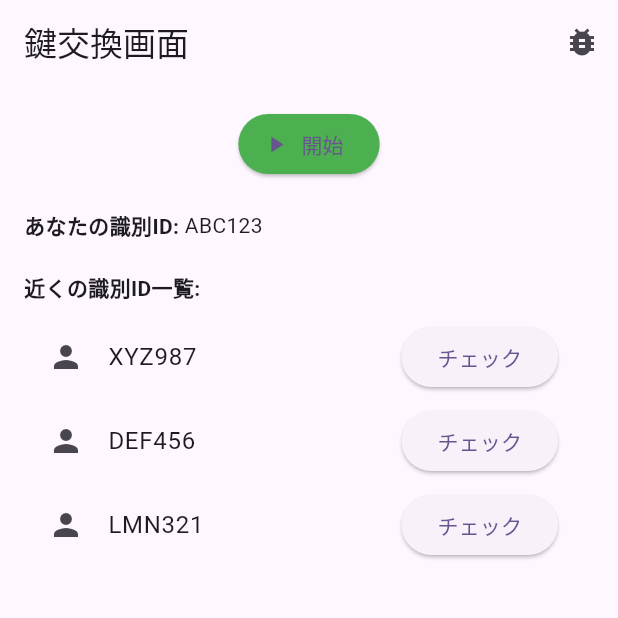
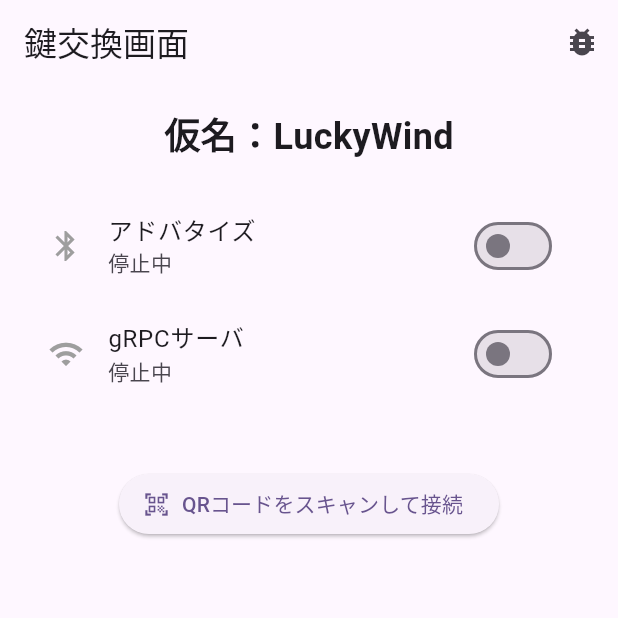
Before and after one commit to hu-fcs/2025_PSI_Ring_Flutter, a Flutter app: the screen it shows after launch, on a phone screen of 412 x 824 dp, the top half of it. Run offline on Flutter 3.47's test engine with Material 3 defaults, Android fonts, the phone set to English and light mode, and no system bars; our stand-ins replace qr_flutter, sqflite; missing offline and left inert: grpc, mobile_scanner, protobuf; accounts and stored records are empty; statements that could not run were skipped.

Commit message:
gRPCを用いた接続の確立をQRコードで行う

```diff
--- a/lib/main.dart
+++ b/lib/main.dart
@@ -6,6 +6,7 @@ import 'dart:io';
 
 import 'pages/exchange_page.dart';
 import 'pages/debug_page.dart';
+import 'pages/scanner_page.dart'; // ← 追加！スキャナページをインポート
 
 void main() async {
   WidgetsFlutterBinding.ensureInitialized();
@@ -47,6 +48,7 @@ Future<void> loadPrepopulatedDatabase() async {
 
 class MyApp extends StatelessWidget {
   const MyApp({super.key});
+
   @override
   Widget build(BuildContext context) {
     return MaterialApp(
@@ -58,6 +60,7 @@ class MyApp extends StatelessWidget {
       routes: {
         '/': (context) => const ExchangePage(),
         '/debug': (context) => const DebugPage(),
+        '/scanner': (context) => const ScannerPage(), // ← これを追加！
       },
     );
   }
--- a/lib/pages/exchange_page.dart
+++ b/lib/pages/exchange_page.dart
@@ -1,4 +1,12 @@
+import 'dart:convert';
+import 'dart:io';
+import 'dart:math';
+
 import 'package:flutter/material.dart';
+import 'package:grpc/grpc.dart';
+import 'package:qr_flutter/qr_flutter.dart';
+
+import '../generated/hello.pbgrpc.dart';
 
 class ExchangePage extends StatefulWidget {
   const ExchangePage({super.key});
@@ -9,43 +17,128 @@ class ExchangePage extends StatefulWidget {
 
 class _ExchangePageState extends State<ExchangePage> {
   bool isExchanging = false;
-  String myId = 'ABC123'; // 本来はUUIDなど動的に生成する
-  List<String> nearbyIds = ['XYZ987', 'DEF456', 'LMN321'];
-  String? checkingId;
+  bool isServerRunning = false;
+  bool isClientConnected = false;
 
-  void toggleExchange() {
+  String? serverIp;
+  final int serverPort = 50051;
+  String? connectedInfo;
+  String displayName = '';
+  String? latestClientName;
+
+  Server? grpcServer;
+
+  final List<String> adjectives = [
+    'Blue', 'Silent', 'Swift', 'Bright', 'Lucky', 'Misty', 'Fierce', 'Brave'
+  ];
+  final List<String> nouns = [
+    'Tiger', 'River', 'Falcon', 'Shadow', 'Mountain', 'Wind', 'Ocean', 'Flame'
+  ];
+
+  @override
+  void initState() {
+    super.initState();
+    generateDisplayName();
+    fetchLocalIp();
+  }
+
+  void generateDisplayName() {
+    final random = Random();
     setState(() {
-      isExchanging = !isExchanging;
+      displayName = '${adjectives[random.nextInt(adjectives.length)]}${nouns[random.nextInt(nouns.length)]}';
     });
   }
 
-  void startCheck(String targetId) {
+  Future<void> fetchLocalIp() async {
+    try {
+      final interfaces = await NetworkInterface.list();
+      for (var interface in interfaces) {
+        for (var addr in interface.addresses) {
+          if (addr.type == InternetAddressType.IPv4 && !addr.isLoopback) {
+            setState(() {
+              serverIp = addr.address;
+            });
+            return;
+          }
+        }
+      }
+      setState(() {
+        serverIp = null;
+      });
+    } catch (e) {
+      setState(() {
+        serverIp = null;
+      });
+    }
+  }
+
+  Future<void> startGrpcServer() async {
+    if (grpcServer != null) return;
+
+    grpcServer = Server([
+      HelloServiceImpl(displayName, (clientName) {
+        setState(() {
+          latestClientName = clientName;
+        });
+      })
+    ]);
+    await grpcServer!.serve(
+      port: serverPort,
+      address: '0.0.0.0',
+    );
+
     setState(() {
-      checkingId = targetId;
+      isServerRunning = true;
     });
-    showDialog(
-      context: context,
-      barrierDismissible: false,
-      builder: (_) => AlertDialog(
-        title: const Text('チェック中'),
-        content: Text('$targetId と照合しています...'),
-        actions: [
-          TextButton(
-            onPressed: () {
-              setState(() {
-                checkingId = null;
-              });
-              Navigator.pop(context);
-            },
-            child: const Text('キャンセル'),
-          ),
-        ],
-      ),
+  }
+
+  Future<void> stopGrpcServer() async {
+    if (grpcServer != null) {
+      await grpcServer!.shutdown();
+      grpcServer = null;
+    }
+    setState(() {
+      isServerRunning = false;
+      latestClientName = null;
+    });
+  }
+
+  void toggleExchange(bool value) {
+    setState(() {
+      isExchanging = value;
+    });
+  }
+
+  void startScan(BuildContext context) async {
+    final result = await Navigator.pushNamed(
+      context,
+      '/scanner',
+      arguments: {'displayName': displayName},
     );
+
+    if (result != null && result is String) {
+      setState(() {
+        connectedInfo = result;
+        isClientConnected = true;
+      });
+    }
+  }
+
+  @override
+  void dispose() {
+    grpcServer?.shutdown();
+    super.dispose();
   }
 
   @override
   Widget build(BuildContext context) {
+    final grpcInfoJson = serverIp != null
+        ? jsonEncode({
+      'ip': serverIp,
+      'port': serverPort,
+    })
+        : '';
+
     return Scaffold(
       appBar: AppBar(
         title: const Text('鍵交換画面'),
@@ -60,49 +153,85 @@ class _ExchangePageState extends State<ExchangePage> {
       body: Padding(
         padding: const EdgeInsets.all(16.0),
         child: Column(
+          crossAxisAlignment: CrossAxisAlignment.center,
           children: [
+            Text('仮名：$displayName', style: const TextStyle(fontSize: 24, fontWeight: FontWeight.bold)),
+            const SizedBox(height: 20),
+
+            SwitchListTile(
+              title: const Text('アドバタイズ'),
+              subtitle: Text(isExchanging ? 'アドバタイズ中' : '停止中'),
+              value: isExchanging,
+              onChanged: toggleExchange,
+              secondary: Icon(Icons.bluetooth, color: isExchanging ? Colors.blue : Colors.grey),
+            ),
+
+            SwitchListTile(
+              title: const Text('gRPCサーバ'),
+              subtitle: Text(isServerRunning ? '起動中' : '停止中'),
+              value: isServerRunning,
+              onChanged: (value) async {
+                if (value) {
+                  await startGrpcServer();
+                } else {
+                  await stopGrpcServer();
+                }
+              },
+              secondary: Icon(Icons.wifi, color: isServerRunning ? Colors.green : Colors.grey),
+            ),
+
+            const SizedBox(height: 20),
+
+            if (isServerRunning)
+              serverIp != null
+                  ? Column(
+                children: [
+                  Center(
+                    child: QrImageView(
+                      data: grpcInfoJson,
+                      version: QrVersions.auto,
+                      size: 200.0,
+                    ),
+                  ),
+                  const SizedBox(height: 10),
+                  const Text('サーバ起動中！', style: TextStyle(fontWeight: FontWeight.bold)),
+                  Text('IPアドレス: $serverIp'),
+                  Text('ポート番号: $serverPort'),
+                ],
+              )
+                  : const Text('⚠️ IPアドレス取得失敗', style: TextStyle(color: Colors.red)),
+
+            const SizedBox(height: 20),
+
             ElevatedButton.icon(
-              onPressed: toggleExchange,
-              icon: Icon(isExchanging ? Icons.stop : Icons.play_arrow),
-              label: Text(isExchanging ? '停止' : '開始'),
-              style: ElevatedButton.styleFrom(
-                backgroundColor: isExchanging ? Colors.red : Colors.green,
-              ),
+              onPressed: () => startScan(context),
+              icon: const Icon(Icons.qr_code_scanner),
+              label: const Text('QRコードをスキャンして接続'),
             ),
             const SizedBox(height: 20),
-            Row(
-              children: [
-                const Text('あなたの識別ID: ',
-                    style: TextStyle(fontWeight: FontWeight.bold)),
-                Text(myId),
-              ],
-            ),
-            const SizedBox(height: 20),
-            const Align(
-              alignment: Alignment.centerLeft,
-              child: Text('近くの識別ID一覧:',
-                  style: TextStyle(fontWeight: FontWeight.bold)),
-            ),
-            const SizedBox(height: 8),
-            Expanded(
-              child: ListView.builder(
-                itemCount: nearbyIds.length,
-                itemBuilder: (context, index) {
-                  final id = nearbyIds[index];
-                  return ListTile(
-                    leading: const Icon(Icons.person),
-                    title: Text(id),
-                    trailing: ElevatedButton(
-                      onPressed: () => startCheck(id),
-                      child: const Text('チェック'),
-                    ),
-                  );
-                },
-              ),
-            ),
+
+            if (isClientConnected)
+              Text('クライアント接続成功: $connectedInfo', style: const TextStyle(fontWeight: FontWeight.bold, fontSize: 18)),
+
+            if (latestClientName != null)
+              Text('接続完了：Hello, $latestClientName', style: const TextStyle(fontWeight: FontWeight.bold, fontSize: 18)),
           ],
         ),
       ),
     );
   }
 }
+
+class HelloServiceImpl extends HelloServiceBase {
+  final String serverDisplayName;
+  final void Function(String clientName) onClientConnected;
+
+  HelloServiceImpl(this.serverDisplayName, this.onClientConnected);
+
+  @override
+  Future<HelloReply> sayHello(ServiceCall call, HelloRequest request) async {
+    print('📥 クライアントから受信: ${request.name}');
+    onClientConnected(request.name);
+    return HelloReply()..message = 'Hello!, $serverDisplayName';
+  }
+}
```
Also changed, not shown: lib/pages/scanner_page.dart (added, +162 -0 lines), pubspec.yaml (+6 -69 lines), lib/generated/hello.pb.dart (added), lib/generated/hello.pbenum.dart (added), lib/generated/hello.pbgrpc.dart (added), lib/generated/hello.pbjson.dart (added), pubspec.lock, 2 other files.
